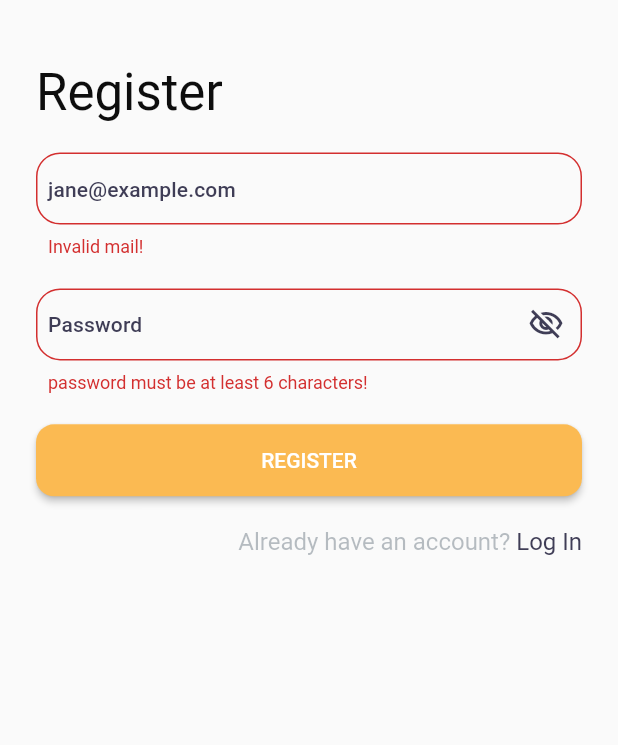
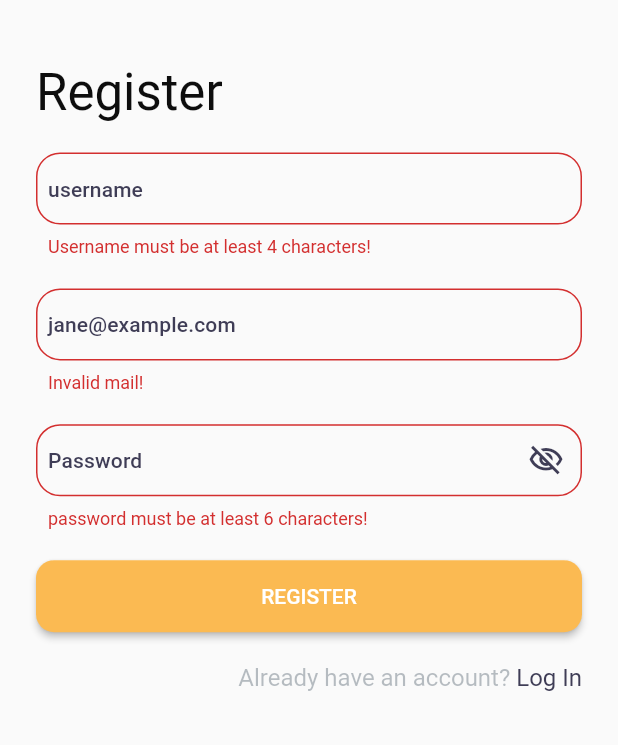
Before and after one commit to Sedatdynn/SafariTourApp, a Flutter app: the RegisterView screen opened directly, after a tap on "REGISTER", on a phone screen of 412 x 824 dp, the part 491-1236 px from its top. Run offline on Flutter 3.47's test engine with Material 2 defaults, Android fonts, the light colour scheme and no system bars; our stand-ins replace bloc, dio, flutter_bloc, flutter_svg, shared_preferences; accounts and stored records are empty; network calls fail.

Commit message:
username textfield added

```diff
--- /dev/null
+++ b/safari_tour_app/lib/feature/home/model/yeni_model.dart
@@ -0,0 +1,48 @@
+// ignore_for_file: public_member_api_docs, sort_constructors_first
+import 'package:safari_tour_app/feature/home/model/home_model.dart';
+
+class Tour {
+  String? id;
+  String? name;
+  String? destination;
+  String? duration;
+  String? description;
+  List<RouteData>? route_data;
+  List<TourFeatures>? tour_features;
+
+  Tour(
+      {this.id,
+      this.name,
+      this.destination,
+      this.duration,
+      this.description,
+      this.route_data,
+      this.tour_features});
+
+  factory Tour.fromJson(Map<String, dynamic> json) {
+    final tour = Tour();
+
+    var all_overview = Overview.fromJson(json);
+
+    List<dynamic> a = all_overview.route_data ?? [];
+    List<dynamic> b = all_overview.tourFeatures ?? [];
+
+    for (var element in a) {
+      tour.route_data!.add(element);
+    }
+
+    for (var tour_feature in b) {
+      tour.tour_features!.add(tour_feature);
+    }
+
+    return Tour(
+      id: json['id'],
+      name: json['name'],
+      destination: json['destination'],
+      duration: json['duration'],
+      description: json['description'],
+      route_data: tour.route_data,
+      tour_features: tour.tour_features,
+    );
+  }
+}
--- a/safari_tour_app/lib/feature/home/service/home_service.dart
+++ b/safari_tour_app/lib/feature/home/service/home_service.dart
@@ -17,7 +17,7 @@ class GeneralService extends IGeneralService {
       var resData = response.data;
       if (response.statusCode == HttpStatus.ok) {
         List<Results>? results = HomeModel.fromJson(resData).results;
-        print("++++++++++++${results![0].tour_data?.overview}");
+        // print("++++++++++++${results![0].tour_data?.overview}");
         return results;
       }
     } catch (e) {
--- a/safari_tour_app/lib/feature/login/cubit/login_cubit.dart
+++ b/safari_tour_app/lib/feature/login/cubit/login_cubit.dart
@@ -6,14 +6,14 @@ import 'login_state.dart';
 
 class LoginCubit extends Cubit<LoginState> {
   final GlobalKey<FormState> formKey;
-  final TextEditingController emailController;
+  final TextEditingController usernameController;
   final TextEditingController passwordController;
   LoginService service = LoginService(
       ProjectNetworkManager.instance.service, "/api/accounts/login");
   bool isLoginFail = false;
   bool isLoading = false;
   bool isVisible = true;
-  LoginCubit(this.formKey, this.emailController, this.passwordController,
+  LoginCubit(this.formKey, this.usernameController, this.passwordController,
       {required this.service})
       : super(LoginInitial());
 
@@ -21,7 +21,7 @@ class LoginCubit extends Cubit<LoginState> {
     if (formKey.currentState != null && formKey.currentState!.validate()) {
       changeLoadingView();
       bool? data = await service.postUserLogin({
-        "username": emailController.text.trim(),
+        "username": usernameController.text.trim(),
         "password": passwordController.text.trim()
       });
 
--- a/safari_tour_app/lib/feature/register/cubit/register_cubit.dart
+++ b/safari_tour_app/lib/feature/register/cubit/register_cubit.dart
@@ -7,6 +7,8 @@ part 'register_state.dart';
 
 class RegisterCubit extends Cubit<RegisterState> {
   final GlobalKey<FormState> formKey;
+  final TextEditingController usernameController;
+
   final TextEditingController emailController;
   final TextEditingController passwordController;
   bool isRegisterFail = false;
@@ -14,7 +16,8 @@ class RegisterCubit extends Cubit<RegisterState> {
   bool isVisible = true;
   RegisterService service = RegisterService(
       ProjectNetworkManager.instance.service, "/api/accounts/register");
-  RegisterCubit(this.formKey, this.emailController, this.passwordController,
+  RegisterCubit(this.formKey, this.usernameController, this.emailController,
+      this.passwordController,
       {required this.service})
       : super(RegisterInitial());
 
@@ -22,7 +25,8 @@ class RegisterCubit extends Cubit<RegisterState> {
     if (formKey.currentState != null && formKey.currentState!.validate()) {
       changeLoadingView();
       bool? data = await service.postUserRegister({
-        "username": emailController.text.trim(),
+        "username": usernameController.text.trim(),
+        "email": emailController.text.trim(),
         "password": passwordController.text.trim(),
       });
       if (data!) {
--- a/safari_tour_app/lib/feature/register/service/register_service.dart
+++ b/safari_tour_app/lib/feature/register/service/register_service.dart
@@ -15,6 +15,7 @@ class RegisterService extends IRegisterService {
     try {
       final response = await dio.post(item, data: {
         "username": registerData["username"],
+        "email": registerData["email"],
         "password": registerData["password"],
       });
       if (response.statusCode == HttpStatus.created) {
--- a/safari_tour_app/lib/feature/register/view/register.dart
+++ b/safari_tour_app/lib/feature/register/view/register.dart
@@ -22,13 +22,14 @@ class RegisterView extends StatefulWidget {
 
 class _RegisterViewState extends State<RegisterView> {
   final GlobalKey<FormState> formKey = GlobalKey();
+  final TextEditingController usernameController = TextEditingController();
   final TextEditingController emailController = TextEditingController();
   final TextEditingController passwordController = TextEditingController();
   @override
   Widget build(BuildContext context) {
     return BlocProvider(
       create: (context) => RegisterCubit(
-          formKey, emailController, passwordController,
+          formKey, usernameController, emailController, passwordController,
           service: RegisterService(ProjectNetworkManager.instance.service,
               "/api/accounts/register")),
       child: BlocConsumer<RegisterCubit, RegisterState>(
@@ -46,26 +47,41 @@ class _RegisterViewState extends State<RegisterView> {
 
   Scaffold buildMainBody(BuildContext context, RegisterState state) {
     return Scaffold(
-      appBar: AppBar(
+      appBar: buildCustomAppBar(context),
+      body: Padding(
+        padding: context.extremeAllPadding,
+        child: buildFormBody(state, context),
+      ),
+    );
+  }
+
+  AppBar buildCustomAppBar(BuildContext context) {
+    return AppBar(
       elevation: 0,
       backgroundColor: AppColors.transparent,
       leading: Visibility(
         visible: context.watch<RegisterCubit>().isLoading,
         child: const CircularProgressIndicator(
-            color: Colors.white,
+          color: AppColors.mainPrimary,
         ),
       ),
-      ),
-      body: Padding(
-        padding: context.extremeAllPadding,
-        child: Form(
+    );
+  }
+
+  Form buildFormBody(RegisterState state, BuildContext context) {
+    return Form(
       key: formKey,
       autovalidateMode: state is RegisterValidateState
           ? (state.isValidate
               ? AutovalidateMode.always
               : AutovalidateMode.disabled)
           : AutovalidateMode.disabled,
-          child: SingleChildScrollView(
+      child: buildScrollBody(context),
+    );
+  }
+
+  SingleChildScrollView buildScrollBody(BuildContext context) {
+    return SingleChildScrollView(
       child: Column(
         children: [
           ImagePaths.safari.toWidget(context: context),
@@ -73,6 +89,8 @@ class _RegisterViewState extends State<RegisterView> {
             height: context.dynamicHeight(0.05),
           ),
           buildRegisterText(context),
+          const ConstSpace(),
+          buildUsernameTextfield(),
           const ConstSpace(),
           buildEmailTextfield(),
           const ConstSpace(),
@@ -82,9 +100,6 @@ class _RegisterViewState extends State<RegisterView> {
           const ConstSpace(),
           buildBottomText(context),
         ],
-            ),
-          ),
-        ),
       ),
     );
   }
@@ -99,6 +114,16 @@ class _RegisterViewState extends State<RegisterView> {
             .headlineMedium
             ?.copyWith(color: AppColors.black),
       ),
+    );
+  }
+
+  ProductTextField buildUsernameTextfield() {
+    return ProductTextField(
+      controller: usernameController,
+      validator: (value) =>
+          (value ?? "").length >= 4 ? null : AppText.invalidUsername,
+      hintText: AppText.exampleUsername,
+      keyboardType: TextInputType.text,
     );
   }
 
--- a/safari_tour_app/lib/main.dart
+++ b/safari_tour_app/lib/main.dart
@@ -18,7 +18,7 @@ class MyApp extends StatelessWidget {
   Widget build(BuildContext context) {
     return BlocProvider(
       create: (context) => HomeCubit(GeneralService(
-          ProjectNetworkManager.instance.service, "/api/safari/tour"))
+          ProjectNetworkManager.instance.service, "/api/safari/all"))
         ..fetchAllItems(),
       child: MaterialApp(
         title: 'Flutter Demo',
--- a/safari_tour_app/lib/product/const/text/app_text.dart
+++ b/safari_tour_app/lib/product/const/text/app_text.dart
@@ -2,6 +2,7 @@ mixin AppText {
   /// Title above the list of tasks.
   static const String appTitle = 'Safari Tour App';
   static const String login = 'Log In';
+  static const String exampleUsername = 'username';
   static const String exampleMail = 'jane@example.com';
   static const String password = 'Password';
   static const String newUser = "I'm a new user.";
@@ -11,7 +12,9 @@ mixin AppText {
   static const String registration = 'Registration';
   static const String drawerHome = 'Welcome';
   static const String drawerHistory = 'Launch';
-  static const String wrong = 'Wrong!';
+  static const String wrong = 'Something went Wrong!';
+  static const String invalidUsername =
+      'Username must be at least 4 characters!';
   static const String invalidMail = 'Invalid mail!';
   static const String invalidPassword =
       'password must be at least 6 characters!';
```
Also changed, not shown: data.json (added, +144 -0 lines), safari_tour_app/lib/feature/home/model/home_model.dart (+12 -12 lines), safari_tour_app/lib/feature/home/view/home_view.dart (+33 -30 lines), safari_tour_app/lib/feature/login/view/login_view.dart (+22 -18 lines), safari_tour_app/lib/product/widget/Text/wrongText/wrong_text_view.dart (added, +14 -0 lines), safari_tour_app/lib/product/widget/homeError/home_error_view.dart (added, +16 -0 lines), safari_tour_app/lib/product/widget/loading/loading_view.dart (added, +17 -0 lines), safari_tour_app/lib/feature/home/model/home_model.g.dart. Lines whose indentation alone changed are shown as unchanged.
